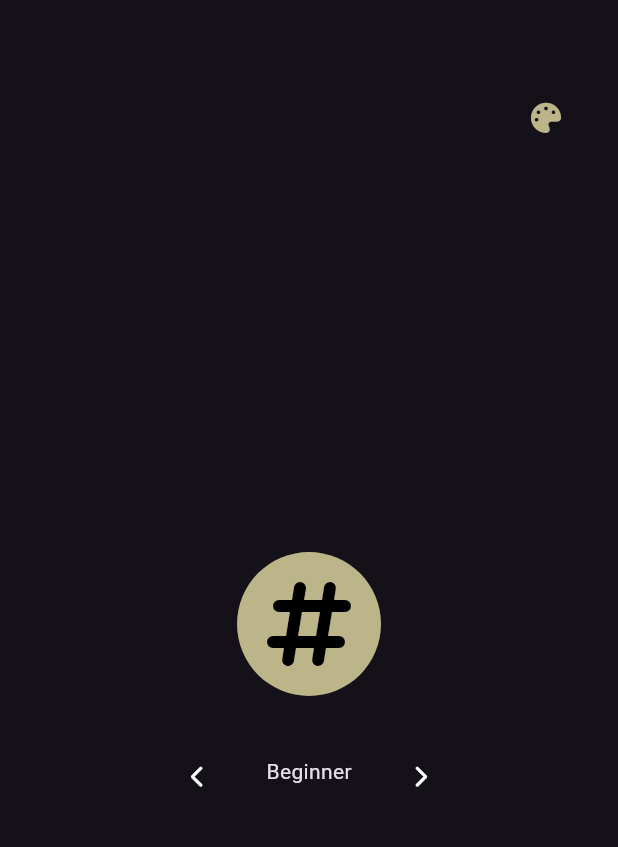
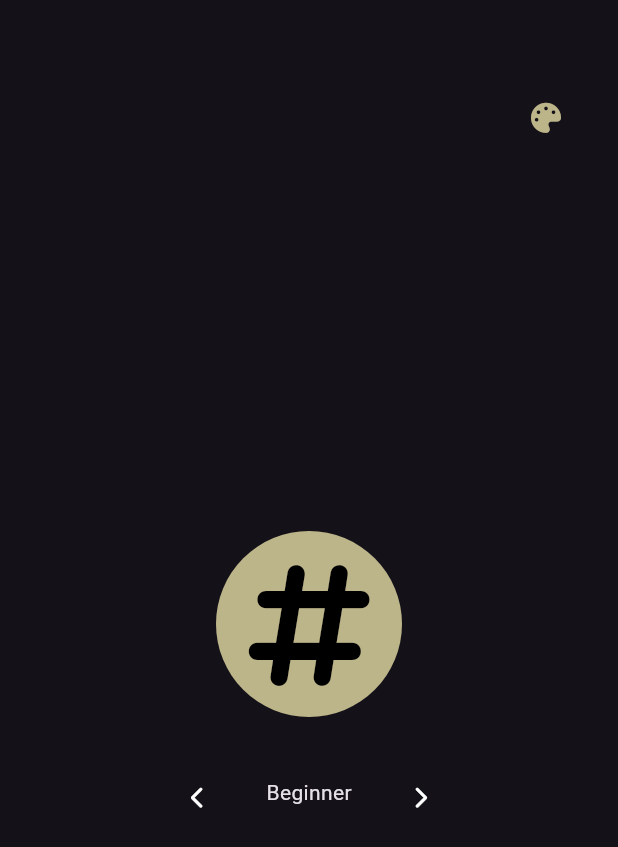
Before and after one commit to hafedh049/sudoku, a Flutter app: the screen it shows after launch, on a phone screen of 412 x 824 dp. Shown: the top 847 px of the screen. Run offline on Flutter 3.47's test engine with Material 3 defaults, Android fonts, the phone set to English and light mode, and no system bars; our stand-ins replace get, icons_plus.

Commit message:
Modified  lib/home.dart

```diff
--- a/lib/home.dart
+++ b/lib/home.dart
@@ -46,7 +46,7 @@ class _HomeState extends State<Home> {
                   Container(
                     decoration: const BoxDecoration(shape: BoxShape.circle, color: gold),
                     padding: const EdgeInsets.all(16),
-                    child: const Icon(FontAwesome.hashtag, size: 64, color: dark),
+                    child: const Icon(FontAwesome.hashtag, size: 92, color: dark),
                   ),
                   const SizedBox(height: 30),
                   SizedBox(
```
